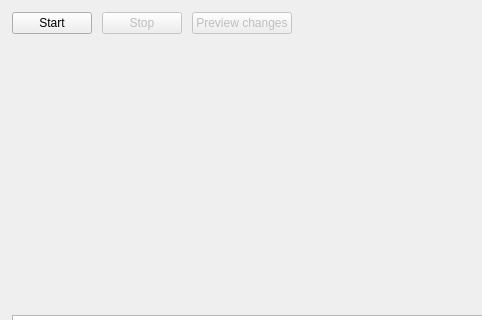
This is hsync_desktop/ui/main_window.ui in albertsdk/hsync-desktop as Qt 5 draws it before an edit; both pictures show x 0 to 482 and y 0 to 320 of the 1000 by 700 pixel window. The edited form follows.
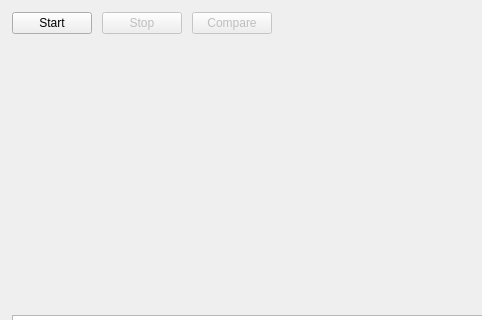
This is the edited form.

```diff
--- a/hsync_desktop/ui/main_window.ui
+++ b/hsync_desktop/ui/main_window.ui
@@ -67,7 +67,7 @@
          <bool>false</bool>
         </property>
         <property name="text">
-         <string>Preview changes</string>
+         <string>Compare</string>
         </property>
        </widget>
       </item>
```
